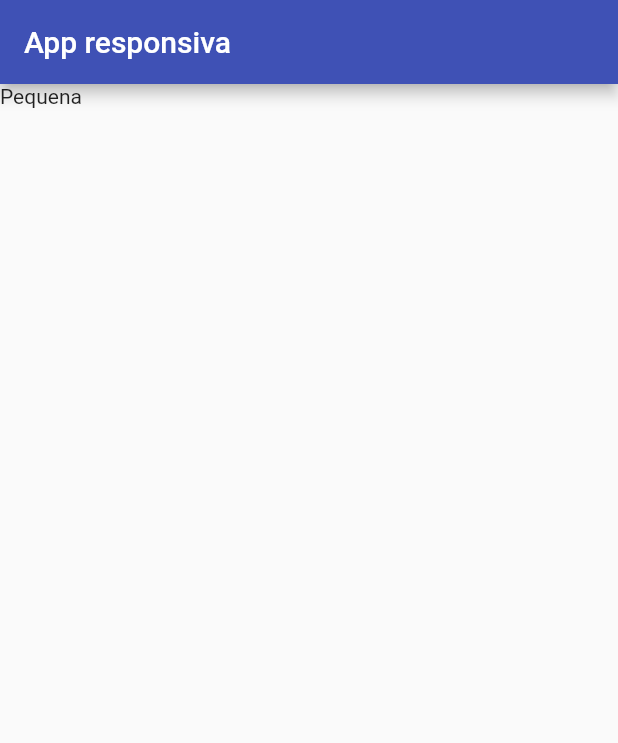
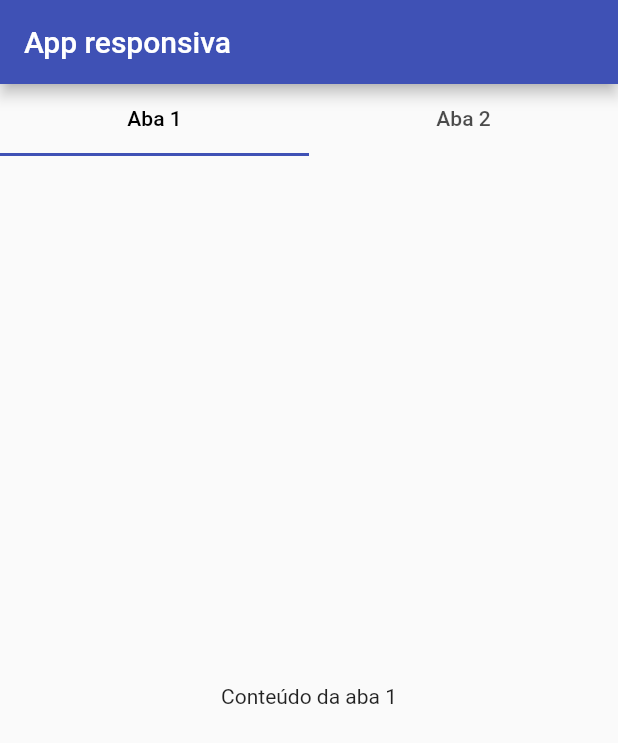
Before and after one commit to GabriCw/ECM252, a Flutter app: the screen it shows after launch, on a phone screen of 412 x 824 dp. Shown: the top 743 px of the screen. Run offline on Flutter 3.47's test engine with Material 2 defaults, Android fonts, the phone set to English and light mode, and no system bars.

Commit message:
App responsivo feito

```diff
--- a/flutter/responsividade/lib/main.dart
+++ b/flutter/responsividade/lib/main.dart
@@ -22,9 +22,80 @@ class MeuLayoutResponsivo extends StatelessWidget{
       appBar: AppBar(title: Text("App responsiva")),
       body: LayoutBuilder(
         builder:(BuildContext context, BoxConstraints constraints){
-          return Text(constraints.maxWidth <= 576 ? 'Pequena' : 'Grande');
+          return constraints.maxWidth <= 576 ? MobileLayout() : WebLayout();
         }
       )
     );
   }
 }
+
+class MobileLayout extends StatefulWidget{
+  @override
+  State<StatefulWidget> createState() {
+    return MobileLayoutState();
+  }
+}
+
+class MobileLayoutState extends State<MobileLayout> with SingleTickerProviderStateMixin{
+
+  TabController? tabController;
+
+  @override
+  void initState() {
+    super.initState();
+    tabController = TabController(length: 2, vsync: this);
+  }
+
+  @override
+  Widget build(BuildContext context) {
+    //div class d-flex flex-column
+    return Column(
+      children: [
+        TabBar(
+          labelColor: Colors.black,
+          controller: tabController,
+          tabs: [Tab(text: "Aba 1"), Tab(text: "Aba 2")]
+          ),
+          Expanded(child: TabBarView(
+            controller: tabController,
+            children: [
+              Center(child: Text("Conteúdo da aba 1")),
+              Center(child: Text("Conteúdo da aba 2"))
+            ],
+          ))
+      ],
+    );
+  }
+}
+
+class WebLayout extends StatefulWidget{
+  @override
+  State<StatefulWidget> createState() {
+    return WebLayoutState();
+  }
+}
+
+class WebLayoutState extends State<WebLayout>{
+  @override
+  Widget build(BuildContext context) {
+    return Row(
+      mainAxisAlignment: MainAxisAlignment.spaceEvenly,
+      children: [
+        Expanded(
+          child: Card(
+            child: Center(
+              child: Text("Conteúdo da aba 1"),
+            )
+            )
+          ),
+        Expanded(
+          child: Card(
+            child: Center(
+              child: Text("Conteúdo da aba 2"),
+            )
+            )
+        )
+      ],
+    );
+  }
+}
```
